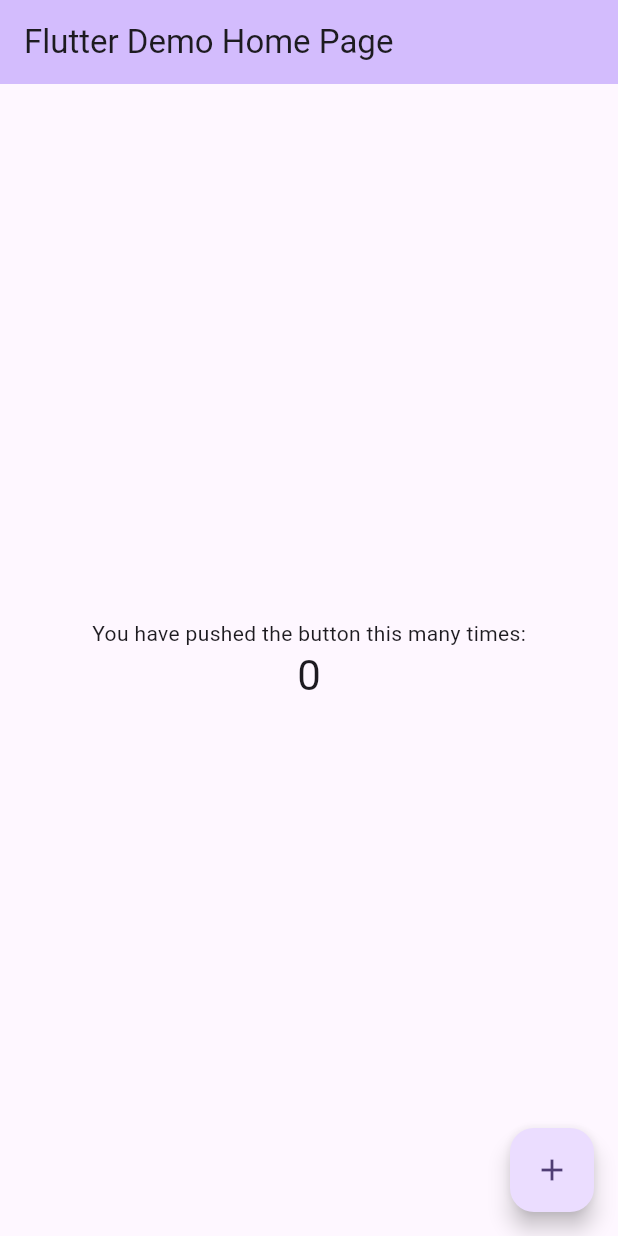
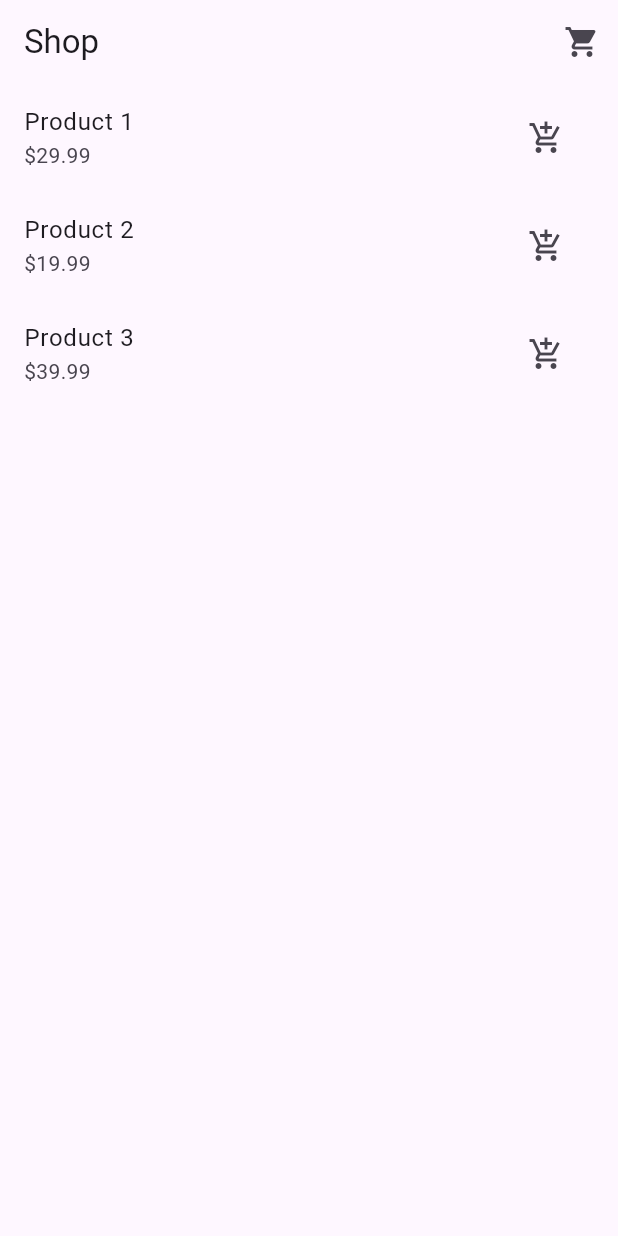
Before and after one commit to rawanrashad/cart_shopping_provider, a Flutter app: the screen it shows after launch, on a phone screen of 412 x 824 dp. Run offline on Flutter 3.47's test engine with Material 3 defaults, Android fonts, the phone set to English and light mode, and no system bars.

Commit message:
final commit

```diff
--- a/lib/main.dart
+++ b/lib/main.dart
@@ -1,125 +1,28 @@
+import 'package:cart_app_provider/model/cart.dart';
 import 'package:flutter/material.dart';
+import 'package:provider/provider.dart';
+import './screens/cart_screen.dart';
+import './screens/product_overview_screen.dart';
 
 void main() {
-  runApp(const MyApp());
+  runApp(MyApp());
 }
 
 class MyApp extends StatelessWidget {
-  const MyApp({super.key});
-
-  // This widget is the root of your application.
   @override
   Widget build(BuildContext context) {
-    return MaterialApp(
-      title: 'Flutter Demo',
-      theme: ThemeData(
-        // This is the theme of your application.
-        //
-        // TRY THIS: Try running your application with "flutter run". You'll see
-        // the application has a purple toolbar. Then, without quitting the app,
-        // try changing the seedColor in the colorScheme below to Colors.green
-        // and then invoke "hot reload" (save your changes or press the "hot
-        // reload" button in a Flutter-supported IDE, or press "r" if you used
-        // the command line to start the app).
-        //
-        // Notice that the counter didn't reset back to zero; the application
-        // state is not lost during the reload. To reset the state, use hot
-        // restart instead.
-        //
-        // This works for code too, not just values: Most code changes can be
-        // tested with just a hot reload.
-        colorScheme: ColorScheme.fromSeed(seedColor: Colors.deepPurple),
-        useMaterial3: true,
+    return ChangeNotifierProvider(
+      create: (ctx) => Cart(),
+      child: MaterialApp(
+        title: 'Shopping Cart',
+        theme: ThemeData(
+          primarySwatch: Colors.blue,
+        ),
+        home: ProductOverviewScreen(),
+        routes: {
+          CartScreen.routeName: (ctx) => CartScreen(),
+        },
       ),
-      home: const MyHomePage(title: 'Flutter Demo Home Page'),
     );
   }
 }
-
-class MyHomePage extends StatefulWidget {
-  const MyHomePage({super.key, required this.title});
-
-  // This widget is the home page of your application. It is stateful, meaning
-  // that it has a State object (defined below) that contains fields that affect
-  // how it looks.
-
-  // This class is the configuration for the state. It holds the values (in this
-  // case the title) provided by the parent (in this case the App widget) and
-  // used by the build method of the State. Fields in a Widget subclass are
-  // always marked "final".
-
-  final String title;
-
-  @override
-  State<MyHomePage> createState() => _MyHomePageState();
-}
-
-class _MyHomePageState extends State<MyHomePage> {
-  int _counter = 0;
-
-  void _incrementCounter() {
-    setState(() {
-      // This call to setState tells the Flutter framework that something has
-      // changed in this State, which causes it to rerun the build method below
-      // so that the display can reflect the updated values. If we changed
-      // _counter without calling setState(), then the build method would not be
-      // called again, and so nothing would appear to happen.
-      _counter++;
-    });
-  }
-
-  @override
-  Widget build(BuildContext context) {
-    // This method is rerun every time setState is called, for instance as done
-    // by the _incrementCounter method above.
-    //
-    // The Flutter framework has been optimized to make rerunning build methods
-    // fast, so that you can just rebuild anything that needs updating rather
-    // than having to individually change instances of widgets.
-    return Scaffold(
-      appBar: AppBar(
-        // TRY THIS: Try changing the color here to a specific color (to
-        // Colors.amber, perhaps?) and trigger a hot reload to see the AppBar
-        // change color while the other colors stay the same.
-        backgroundColor: Theme.of(context).colorScheme.inversePrimary,
-        // Here we take the value from the MyHomePage object that was created by
-        // the App.build method, and use it to set our appbar title.
-        title: Text(widget.title),
-      ),
-      body: Center(
-        // Center is a layout widget. It takes a single child and positions it
-        // in the middle of the parent.
-        child: Column(
-          // Column is also a layout widget. It takes a list of children and
-          // arranges them vertically. By default, it sizes itself to fit its
-          // children horizontally, and tries to be as tall as its parent.
-          //
-          // Column has various properties to control how it sizes itself and
-          // how it positions its children. Here we use mainAxisAlignment to
-          // center the children vertically; the main axis here is the vertical
-          // axis because Columns are vertical (the cross axis would be
-          // horizontal).
-          //
-          // TRY THIS: Invoke "debug painting" (choose the "Toggle Debug Paint"
-          // action in the IDE, or press "p" in the console), to see the
-          // wireframe for each widget.
-          mainAxisAlignment: MainAxisAlignment.center,
-          children: <Widget>[
-            const Text(
-              'You have pushed the button this many times:',
-            ),
-            Text(
-              '$_counter',
-              style: Theme.of(context).textTheme.headlineMedium,
-            ),
-          ],
-        ),
-      ),
-      floatingActionButton: FloatingActionButton(
-        onPressed: _incrementCounter,
-        tooltip: 'Increment',
-        child: const Icon(Icons.add),
-      ), // This trailing comma makes auto-formatting nicer for build methods.
-    );
-  }
-}
--- /dev/null
+++ b/lib/screens/product_overview_screen.dart
@@ -0,0 +1,49 @@
+import 'package:cart_app_provider/model/cart.dart';
+import 'package:cart_app_provider/screens/cart_screen.dart';
+import 'package:flutter/material.dart';
+import 'package:provider/provider.dart';
+
+class ProductOverviewScreen extends StatelessWidget {
+  final List<Map<String, Object>> products = [
+    {'id': 'p1', 'title': 'Product 1', 'price': 29.99},
+    {'id': 'p2', 'title': 'Product 2', 'price': 19.99},
+    {'id': 'p3', 'title': 'Product 3', 'price': 39.99},
+  ];
+
+  @override
+  Widget build(BuildContext context) {
+    return Scaffold(
+      appBar: AppBar(
+        title: Text('Shop'),
+        actions: [
+          IconButton(
+            icon: Icon(Icons.shopping_cart),
+            onPressed: () {
+              Navigator.of(context).pushNamed(CartScreen.routeName);
+            },
+          ),
+        ],
+      ),
+      body: ListView.builder(
+        itemCount: products.length,
+        itemBuilder: (ctx, index) {
+          return ListTile(
+            title: Text(products[index]['title'] as String),
+            subtitle: Text(
+                '\$${(products[index]['price'] as double).toStringAsFixed(2)}'),
+            trailing: IconButton(
+              icon: Icon(Icons.add_shopping_cart),
+              onPressed: () {
+                Provider.of<Cart>(context, listen: false).addItem(
+                  products[index]['id'] as String,
+                  products[index]['title'] as String,
+                  products[index]['price'] as double,
+                );
+              },
+            ),
+          );
+        },
+      ),
+    );
+  }
+}
```
Also changed, not shown: lib/screens/cart_screen.dart (added, +65 -0 lines).
